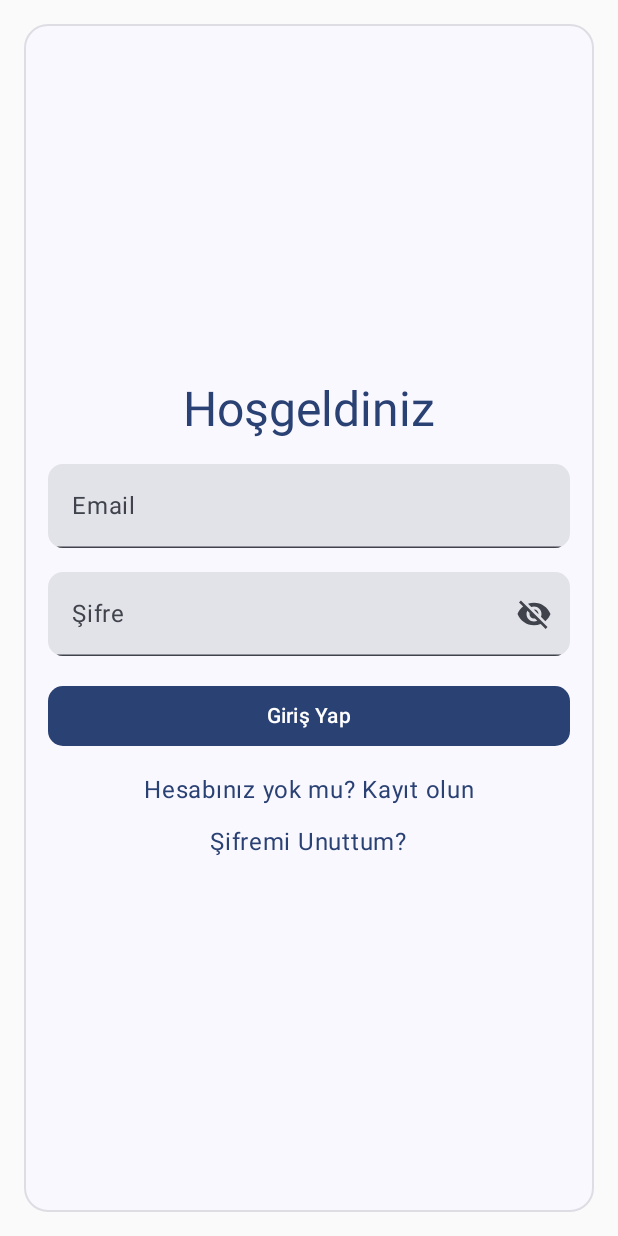
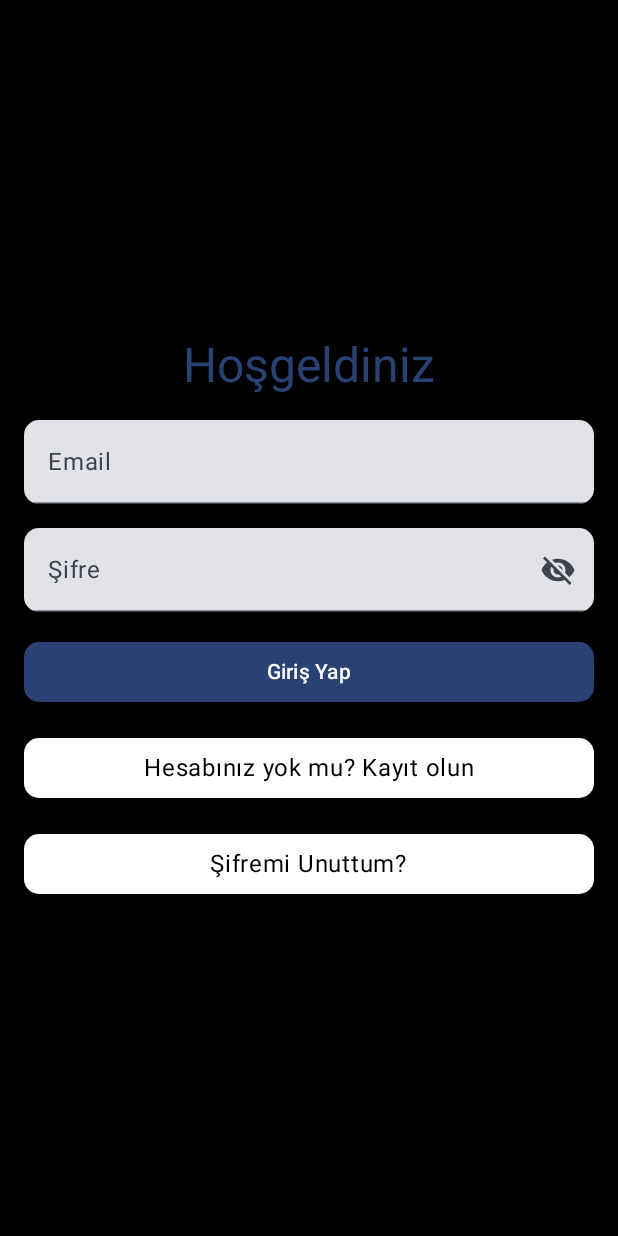
Before and after one commit to TravelTeamApp/TravelApp_frontend, an Android app built with Jetpack Compose: the screen it shows after launch (MainActivity), on a phone screen of 412 x 824 dp. Run offline under Robolectric (Android 15) with nearby library versions, the phone set to English and light mode, and no system bars.

Commit message:
background videosu eklendi

```diff
--- a/app/src/main/java/tr/edu/trakya/tubanurturkmen/bitirmeprojesi1/LoginScreen.kt
+++ b/app/src/main/java/tr/edu/trakya/tubanurturkmen/bitirmeprojesi1/LoginScreen.kt
@@ -1,42 +1,48 @@
 package tr.edu.trakya.tubanurturkmen.bitirmeprojesi1
-import androidx.compose.material3.CircularProgressIndicator
-import retrofit2.Response
-import retrofit2.Call
-import retrofit2.Callback
-import android.widget.Toast
-import androidx.compose.foundation.BorderStroke
-import androidx.compose.foundation.background
-import androidx.compose.foundation.border
-import androidx.compose.foundation.clickable
+
+// Compose ve UI bileşenleri
+import androidx.compose.foundation.*
 import androidx.compose.foundation.layout.*
 import androidx.compose.foundation.shape.RoundedCornerShape
 import androidx.compose.foundation.text.KeyboardOptions
-import androidx.compose.material3.Button
-import androidx.compose.material3.ExperimentalMaterial3Api
-import androidx.compose.material3.Icon
-import androidx.compose.material3.MaterialTheme
-import androidx.compose.material3.Text
-import androidx.compose.material3.TextField
-import androidx.compose.material3.TextFieldDefaults
-import androidx.compose.runtime.Composable
-import androidx.compose.runtime.getValue
-import androidx.compose.runtime.mutableStateOf
-import androidx.compose.runtime.remember
-import androidx.compose.runtime.setValue
+import androidx.compose.material.icons.Icons
+import androidx.compose.material.icons.filled.Visibility
+import androidx.compose.material.icons.filled.VisibilityOff
+import androidx.compose.material3.*
+import androidx.compose.runtime.*
 import androidx.compose.ui.Alignment
 import androidx.compose.ui.Modifier
+import androidx.compose.ui.draw.clip
 import androidx.compose.ui.graphics.Color
 import androidx.compose.ui.graphics.vector.ImageVector
 import androidx.compose.ui.platform.LocalContext
 import androidx.compose.ui.res.vectorResource
-import androidx.compose.ui.text.input.ImeAction
-import androidx.compose.ui.text.input.KeyboardType
-import androidx.compose.ui.text.input.PasswordVisualTransformation
-import androidx.compose.ui.text.input.VisualTransformation
+import androidx.compose.ui.text.input.*
 import androidx.compose.ui.unit.dp
+import androidx.compose.ui.viewinterop.AndroidView
+
+// Android SDK ve sistem bileşenleri
+import android.net.Uri
+import android.util.Log
+import android.widget.Toast
+
+// Retrofit
+import retrofit2.Call
+import retrofit2.Callback
+import retrofit2.Response
+
+// Media3 (ExoPlayer)
+import androidx.media3.common.MediaItem
+import androidx.media3.common.Player
+import androidx.media3.common.util.UnstableApi
+import androidx.media3.exoplayer.ExoPlayer
+import androidx.media3.ui.AspectRatioFrameLayout
+import androidx.media3.ui.PlayerView
+
+// Navigation
 import androidx.navigation.NavController
-import tr.edu.trakya.tubanurturkmen.bitirmeprojesi1.ui.theme.BitirmeProjesi1Theme
-import android.util.Log
+
+@androidx.annotation.OptIn(UnstableApi::class)
 @OptIn(ExperimentalMaterial3Api::class)
 @Composable
 fun LoginScreen(navController: NavController) {
@@ -48,12 +54,49 @@ fun LoginScreen(navController: NavController) {
     // Giriş işlemi sırasında yükleniyor durumu
     var isLoading by remember { mutableStateOf(false) }
 
+    // ExoPlayer'ı başlat ve video dosyasını ayarla
+    val exoPlayer = remember {
+        ExoPlayer.Builder(context).build().apply {
+            val videoUri =
+                Uri.parse("android.resource://${context.packageName}/raw/manzara") // Video dosyanızın yolu
+            val mediaItem = MediaItem.fromUri(videoUri)
+            setMediaItem(mediaItem)
+            prepare()
+            playWhenReady = true
+            volume = 0f // Arka planda sessiz oynatmak için
+
+            // Sonsuz döngü için Listener ekle
+            addListener(object : Player.Listener {
+                override fun onPlaybackStateChanged(playbackState: Int) {
+                    if (playbackState == Player.STATE_ENDED) {
+                        seekTo(0) // Videonun başına git
+                        playWhenReady = true // Oynatmayı tekrar başlat
+                    }
+                }
+            })
+        }
+    }
+    Box(modifier = Modifier.fillMaxSize()) {
+        // Arka plan video oynatıcı
+        AndroidView(
+            factory = {
+                PlayerView(it).apply {
+                    player = exoPlayer
+                    useController = false // Kontrolleri gizle
+                    resizeMode = AspectRatioFrameLayout.RESIZE_MODE_ZOOM // Ekranı tam olarak kapla
+                    layoutParams = android.view.ViewGroup.LayoutParams(
+                        android.view.ViewGroup.LayoutParams.MATCH_PARENT,
+                        android.view.ViewGroup.LayoutParams.MATCH_PARENT
+                    )
+                }
+            },
+            modifier = Modifier.fillMaxSize()
+        )
+
+
         Box(
             modifier = Modifier
                 .fillMaxSize()
-            .padding(16.dp)
-            .background(MaterialTheme.colorScheme.surface, RoundedCornerShape(16.dp))
-            .border(BorderStroke(1.dp, MaterialTheme.colorScheme.onSurface.copy(alpha = 0.12f)), RoundedCornerShape(16.dp))
                 .padding(16.dp),
             contentAlignment = Alignment.Center
         ) {
@@ -64,7 +107,9 @@ fun LoginScreen(navController: NavController) {
             ) {
                 Text(
                     text = "Hoşgeldiniz",
-                style = androidx.compose.material3.MaterialTheme.typography.headlineLarge.copy(color = MaterialTheme.colorScheme.primary)
+                    style = androidx.compose.material3.MaterialTheme.typography.headlineLarge.copy(
+                        color = MaterialTheme.colorScheme.primary
+                    )
                 )
 
                 // Email alanı
@@ -119,16 +164,27 @@ fun LoginScreen(navController: NavController) {
                                 // RetrofitClient üzerinden apiService'e erişim
                                 val loginRequest = LoginRequest(email.value, password.value)
 
-                            RetrofitClient.apiService.login(loginRequest).enqueue(object : retrofit2.Callback<LoginResponse> {
-                                override fun onResponse(call: Call<LoginResponse>, response: Response<LoginResponse>) {
+                                RetrofitClient.apiService.login(loginRequest)
+                                    .enqueue(object : retrofit2.Callback<LoginResponse> {
+                                        override fun onResponse(
+                                            call: Call<LoginResponse>,
+                                            response: Response<LoginResponse>
+                                        ) {
                                             isLoading = false
                                             if (response.isSuccessful) {
                                                 // Başarılı giriş işlemi
                                                 val token = response.body()
-                                        Log.d("LoginSuccess", "Giriş Başarılı: Kullanıcı Token'ı: $token")  // Başarılı giriş logu
+                                                Log.d(
+                                                    "LoginSuccess",
+                                                    "Giriş Başarılı: Kullanıcı Token'ı: $token"
+                                                )  // Başarılı giriş logu
                                                 if (token != null) {
                                                     // Token ile işlemler
-                                            Toast.makeText(context, "Giriş Başarılı", Toast.LENGTH_SHORT).show()
+                                                    Toast.makeText(
+                                                        context,
+                                                        "Giriş Başarılı",
+                                                        Toast.LENGTH_SHORT
+                                                    ).show()
 
                                                     // Başarıyla giriş yaptıktan sonra Home sayfasına yönlendir
                                                     navController.navigate("home") // Home ekranına yönlendirme
@@ -138,20 +194,38 @@ fun LoginScreen(navController: NavController) {
                                             } else {
                                                 val errorBody = response.errorBody()?.string()
                                                 val errorCode = response.code()
-                                        Log.e("LoginError", "Hata Kodu: $errorCode, Hata Mesajı: $errorBody")
-                                        Toast.makeText(context, "Giriş Başarısız: $errorBody", Toast.LENGTH_SHORT).show()
+                                                Log.e(
+                                                    "LoginError",
+                                                    "Hata Kodu: $errorCode, Hata Mesajı: $errorBody"
+                                                )
+                                                Toast.makeText(
+                                                    context,
+                                                    "Giriş Başarısız: $errorBody",
+                                                    Toast.LENGTH_SHORT
+                                                ).show()
                                             }
                                         }
 
-                                override fun onFailure(call: Call<LoginResponse>, t: Throwable) {
+                                        override fun onFailure(
+                                            call: Call<LoginResponse>,
+                                            t: Throwable
+                                        ) {
                                             isLoading = false
                                             // Bağlantı hatası durumunda
                                             Log.e("LoginError", "Bağlantı Hatası: ${t.message}")
-                                    Toast.makeText(context, "Bağlantı Hatası: ${t.message}", Toast.LENGTH_SHORT).show()
+                                            Toast.makeText(
+                                                context,
+                                                "Bağlantı Hatası: ${t.message}",
+                                                Toast.LENGTH_SHORT
+                                            ).show()
                                         }
                                     })
                             } else {
-                            Toast.makeText(context, "Lütfen tüm alanları doldurun", Toast.LENGTH_SHORT).show()
+                                Toast.makeText(
+                                    context,
+                                    "Lütfen tüm alanları doldurun",
+                                    Toast.LENGTH_SHORT
+                                ).show()
                             }
                         },
                         modifier = Modifier.fillMaxWidth(),
@@ -159,27 +233,60 @@ fun LoginScreen(navController: NavController) {
                     ) {
                         Text(text = "Giriş Yap")
                     }
-                // Kayıt Ol linki
+                    Column(
+                        horizontalAlignment = Alignment.CenterHorizontally,
+                        verticalArrangement = Arrangement.spacedBy(8.dp), // Button'lar arasındaki mesafeyi daha da kısaltıyoruz
+                        modifier = Modifier.fillMaxWidth()
+                    ) {
+                        // Kayıt Ol butonu
+                        Button(
+                            onClick = {
+                                navController.navigate("register")
+                            },
+                            modifier = Modifier
+                                .fillMaxWidth()
+                                .widthIn(max = 200.dp) // Butonun maksimum genişliğini 300dp ile sınırlandırıyoruz
+                                .padding(bottom = 4.dp),
+                            colors = ButtonDefaults.buttonColors(
+                                containerColor = Color.White, // Beyaz arka plan
+                                contentColor = Color.Black
+                            ),// Siyah yazı rengi
+                            shape = RoundedCornerShape(10.dp),
+                        ) {
                             Text(
                                 text = "Hesabınız yok mu? Kayıt olun",
-                    style = MaterialTheme.typography.bodyLarge.copy(color = MaterialTheme.colorScheme.primary),
+                                style = MaterialTheme.typography.bodyLarge.copy(
+
+                                )
+                            )
+                        }
+
+// Şifremi Unuttum butonu
+                        Button(
+                            onClick = {
+                                navController.navigate("forgotPassword")
+                            },
                             modifier = Modifier
-                        .clickable {
-                            // Kayıt ekranına yönlendir
-                            navController.navigate("register")
-                        }
-                )
-                // Şifremi Unuttum linki
+                                .fillMaxWidth()
+                                .widthIn(max = 150.dp) // Butonun maksimum genişliğini 300dp ile sınırlandırıyoruz
+                                .padding(top = 4.dp),
+                            colors = ButtonDefaults.buttonColors(
+                                containerColor = Color.White, // Beyaz arka plan
+                                contentColor = Color.Black // Siyah yazı rengi
+                            ),
+                            shape = RoundedCornerShape(10.dp),
+
+                            ) {
                             Text(
                                 text = "Şifremi Unuttum?",
-                    style = MaterialTheme.typography.bodyLarge.copy(color = MaterialTheme.colorScheme.primary),
-                    modifier = Modifier
-                        .clickable {
-                            // Şifremi Unuttum ekranına yönlendir
-                            navController.navigate("forgotPassword")
-                        }
+                                style = MaterialTheme.typography.bodyLarge.copy(
+
+                                )
                             )
                         }
                     }
                 }
             }
+        }
+    }
+    }
```
Also changed, not shown: app/build.gradle (+24 -8 lines), app/src/main/java/tr/edu/trakya/tubanurturkmen/bitirmeprojesi1/SelectCity.kt (added, +76 -0 lines), 1 other file. Lines whose indentation alone changed are shown as unchanged.
